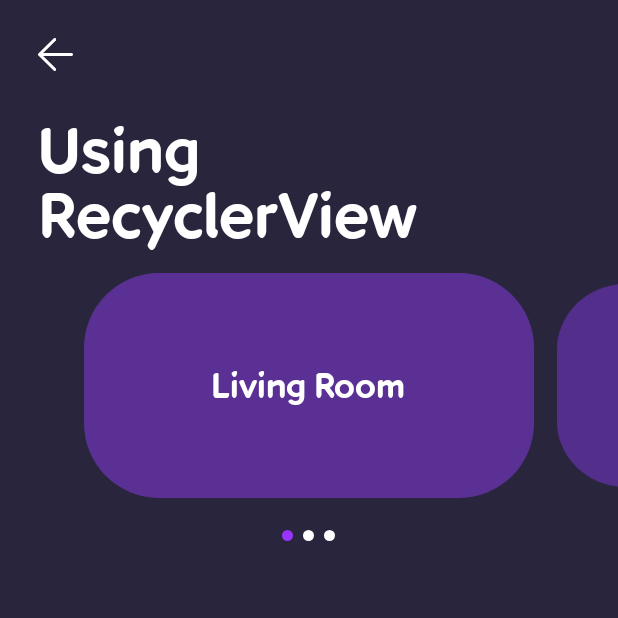
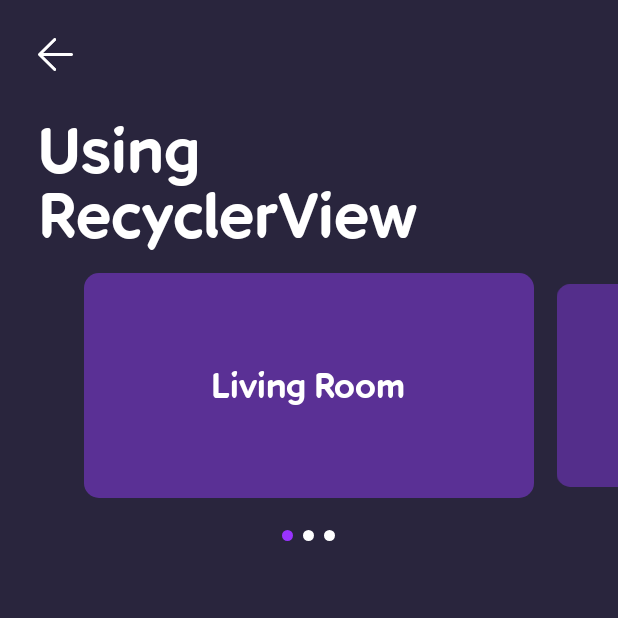
Before and after one commit to RomanTsekhmeistruk/Slippy-Views-2018-year-, an Android app: the fragment RecyclerViewFragment shown on its own in the app's theme, on a phone screen of 412 x 824 dp, the top half of it. Run offline under Robolectric (Android 15) with nearby library versions, the phone set to English and light mode, and no system bars; our stand-ins replace ButterKnife.

Commit message:
Changed room item background

```diff
--- /dev/null
+++ b/app/src/main/res/drawable/view_item_room_background.xml
@@ -0,0 +1,9 @@
+<?xml version="1.0" encoding="utf-8"?>
+<shape
+	xmlns:android="http://schemas.android.com/apk/res/android">
+	<gradient
+		android:angle="270"
+		android:endColor="@color/colorBlueberry"
+		android:startColor="@color/colorBlueberry"/>
+	<corners android:radius="10dp"/>
+</shape>
--- a/app/src/main/res/layout/item_room.xml
+++ b/app/src/main/res/layout/item_room.xml
@@ -4,7 +4,7 @@
 	xmlns:app="http://schemas.android.com/apk/res-auto"
 	android:layout_width="@dimen/item_width"
 	android:layout_height="@dimen/item_height"
-	android:background="@drawable/view_blueberry_rounded_corners_rectangle">
+	android:background="@drawable/view_item_room_background">
 
 	<com.romantsekhmeistruk.mobilunitytest.widgets.views.FontTextView
 		android:id="@+id/room_name"
```
